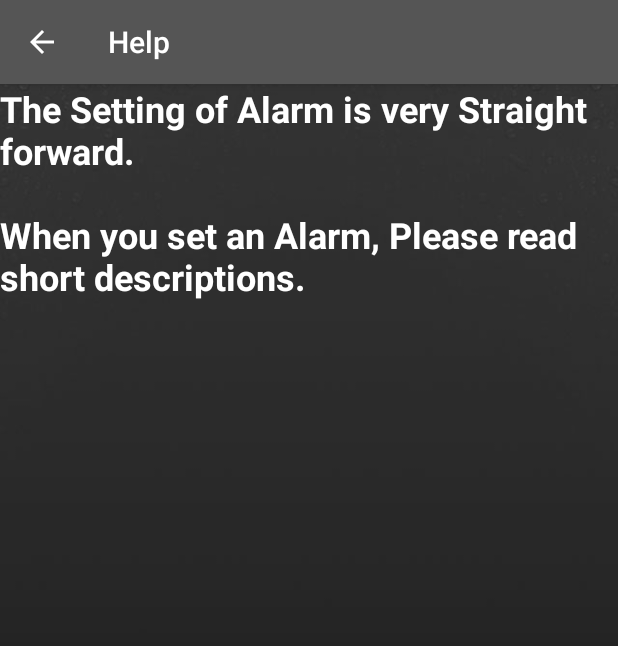
After one commit to sohel2178/RushInAlarm, an Android app: the InfoActivity screen opened directly, with no data from a screen before it, on a phone screen of 412 x 824 dp. The commit adds this screen. Shown: the top 646 px of the screen. Run offline under Robolectric (Android 15) with nearby library versions, the phone set to English and light mode, and no system bars.

Commit message:
22th Commit

```diff
--- a/app/build.gradle
+++ b/app/build.gradle
@@ -32,13 +32,14 @@ dependencies {
         exclude group: 'com.android.support', module: 'support-annotations'
     })
     //compile 'com.github.philliphsu:numberpadtimepicker:1.1.1'
+
+
     compile 'com.android.support:appcompat-v7:26.+'
     compile 'com.android.support:recyclerview-v7:26.+'
     compile 'com.android.support.constraint:constraint-layout:1.0.2'
     compile 'com.android.support:design:26.+'
     compile 'com.android.support:support-v13:26.+'
     compile 'com.google.firebase:firebase-ads:10.2.0'
-
     compile 'com.github.tiagohm:ClockView:0.1.1'
     testCompile 'junit:junit:4.12'
 }
--- /dev/null
+++ b/app/src/main/java/com/linearbd/sohel/rushinalarm/Activities/InfoActivity.java
@@ -0,0 +1,31 @@
+package com.linearbd.sohel.rushinalarm.Activities;
+
+import android.support.v7.app.AppCompatActivity;
+import android.os.Bundle;
+import android.transition.Slide;
+import android.view.Gravity;
+
+import com.linearbd.sohel.rushinalarm.R;
+
+public class InfoActivity extends BaseDetailActivity {
+
+    @Override
+    protected void onCreate(Bundle savedInstanceState) {
+        super.onCreate(savedInstanceState);
+        setContentView(R.layout.activity_info);
+
+        setupWindowAnimations();
+
+        setupToolbar();
+    }
+
+
+    private void setupWindowAnimations() {
+        // Re-enter transition is executed when returning to this activity
+        Slide slideTransition = new Slide();
+        slideTransition.setSlideEdge(Gravity.LEFT);
+        slideTransition.setDuration(getResources().getInteger(R.integer.anim_duration_long));
+        getWindow().setReenterTransition(slideTransition);
+        getWindow().setExitTransition(slideTransition);
+    }
+}
--- a/app/src/main/java/com/linearbd/sohel/rushinalarm/MainActivity.java
+++ b/app/src/main/java/com/linearbd/sohel/rushinalarm/MainActivity.java
@@ -16,6 +16,7 @@ import com.google.android.gms.ads.AdView;
 import com.google.android.gms.ads.MobileAds;
 import com.linearbd.sohel.rushinalarm.Activities.AlarmActivity;
 import com.linearbd.sohel.rushinalarm.Activities.AlarmRingingActivity;
+import com.linearbd.sohel.rushinalarm.Activities.InfoActivity;
 import com.linearbd.sohel.rushinalarm.Utility.AdUtil;
 import com.linearbd.sohel.rushinalarm.Utility.MyJobScheduler;
 import com.linearbd.sohel.rushinalarm.Utility.TransitionHelper;
@@ -103,12 +104,12 @@ public class MainActivity extends AppCompatActivity implements View.OnClickListe
                 break;
 
             case R.id.info:
-                testJobSchduler();
+                transitionToActivity(InfoActivity.class);
 
                 break;
 
             case R.id.settings:
-                transitionToActivity(AlarmRingingActivity.class);
+                //transitionToActivity(AlarmRingingActivity.class);
                 break;
         }
     }
--- /dev/null
+++ b/app/src/main/res/layout/activity_info.xml
@@ -0,0 +1,36 @@
+<?xml version="1.0" encoding="utf-8"?>
+<RelativeLayout xmlns:android="http://schemas.android.com/apk/res/android"
+    xmlns:app="http://schemas.android.com/apk/res-auto"
+    xmlns:tools="http://schemas.android.com/tools"
+    android:layout_width="match_parent"
+    android:layout_height="match_parent"
+    android:background="@drawable/back"
+    tools:context="com.linearbd.sohel.rushinalarm.Activities.InfoActivity">
+
+    <android.support.v7.widget.Toolbar
+        android:id="@+id/toolbar"
+        style="@style/MaterialAnimations.TextAppearance.Title"
+        android:layout_width="match_parent"
+        android:layout_height="?android:attr/actionBarSize"
+        android:background="@color/theme_black_primary"
+        android:elevation="@dimen/elevation_header">
+
+        <TextView
+            android:id="@+id/title"
+            style="@style/MaterialAnimations.TextAppearance.Title.Inverse"
+            android:layout_width="wrap_content"
+            android:layout_height="wrap_content"
+            android:layout_gravity="center_vertical|start"
+            android:text="@string/help" />
+
+    </android.support.v7.widget.Toolbar>
+
+    <TextView
+        android:layout_width="match_parent"
+        android:layout_height="wrap_content"
+        android:layout_below="@+id/toolbar"
+        android:id="@+id/infoText"
+        style="@style/Text.Large"
+        android:text="The Setting of Alarm is very Straight forward.\n\nWhen you set an Alarm, Please read short descriptions."/>
+
+</RelativeLayout>
--- a/app/src/main/res/values/strings.xml
+++ b/app/src/main/res/values/strings.xml
@@ -1,7 +1,7 @@
 <resources>
     <string name="app_name">Rush In Alarm</string>
-    <string name="ad_unit_id">ca-app-pub-5474497946967422/1670028024</string>
-    <string name="ad_app_id">ca-app-pub-5474497946967422~4259843986</string>
+    <string name="ad_unit_id">ca-app-pub-3940256099942544/6300978111</string>
+    <string name="ad_app_id">ca-app-pub-3940256099942544~3347511713</string>
     <string name="ad_size">BANNER</string>
 
 
@@ -38,6 +38,7 @@
     <string name="snooze">Snooze</string>
     <string name="stop">Stop</string>
     <string name="set_alarm">Set Alarm</string>
+    <string name="help">Help</string>
 
 
     <array name="alarm_names">
```
Also changed, not shown: app/src/main/AndroidManifest.xml (+36 -19 lines).
